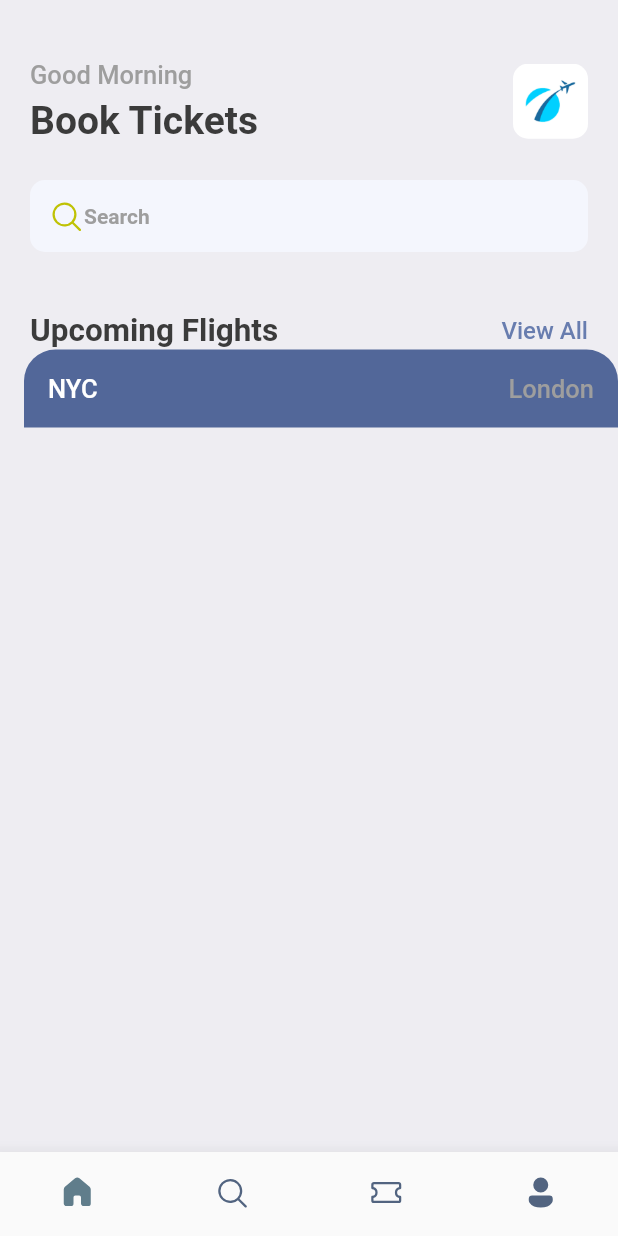
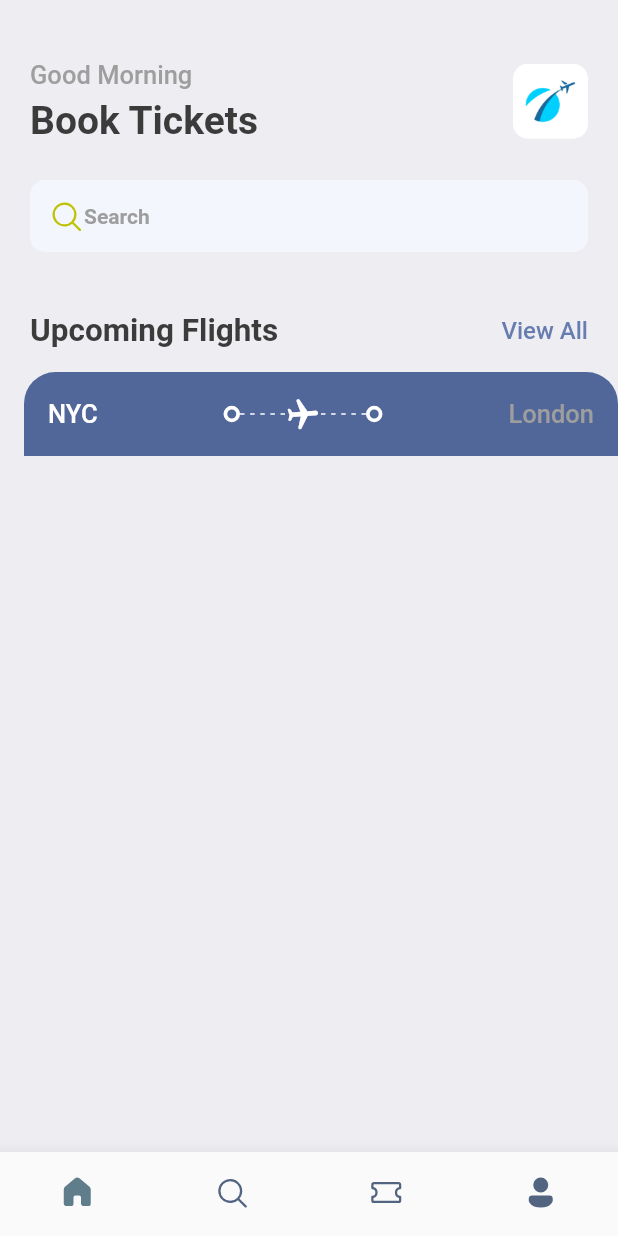
Before and after one commit to dadejecova/Booktickets, a Flutter app: the screen it shows after launch, on a phone screen of 412 x 824 dp. Run offline on Flutter 3.47's test engine with Material 2 defaults, Android fonts, the phone set to English and light mode, and no system bars; our stand-ins replace fluentui_icons, gap.

Commit message:
widgets
plane, dots, lines in the center

```diff
--- a/lib/screens/home_screen.dart
+++ b/lib/screens/home_screen.dart
@@ -81,6 +81,7 @@ class HomeScreen extends StatelessWidget {
               ],
             ),
           ),
+          const Gap(15),
           TicketView(),
         ],
       ),
--- a/lib/screens/tickets_views.dart
+++ b/lib/screens/tickets_views.dart
@@ -1,5 +1,6 @@
 import 'package:booktickets/utils/app_layout.dart';
 import 'package:booktickets/utils/app_styles.dart';
+import 'package:booktickets/widgets/thick_container.dart';
 import 'package:flutter/cupertino.dart';
 import 'package:flutter/material.dart';
 
@@ -17,9 +18,9 @@ class TicketView extends StatelessWidget {
         child: Column(
           children: [
             Container(
-              decoration: BoxDecoration(
-                color: const Color(0xFF526799),
-                borderRadius: const BorderRadius.only(topLeft: Radius.circular(21),
+              decoration: const BoxDecoration(
+                color: Color(0xFF526799),
+                borderRadius: BorderRadius.only(topLeft: Radius.circular(21),
                 topRight: Radius.circular(21))
               ),
               padding: const EdgeInsets.all(16),
@@ -28,7 +29,36 @@ class TicketView extends StatelessWidget {
                   Row(
                     children: [
                       Text("NYC", style: Styles.headLinesStyle3.copyWith(color: Colors.white)),
-                      const Spacer(),
+                      Expanded(child: Container()),
+                      ThickContainer(),
+                      Expanded(child: Stack(
+                        children: [
+                          SizedBox(
+                            height: 24,
+                            child: LayoutBuilder(
+
+                              builder: (BuildContext context, BoxConstraints constraints) {
+                                print("The width is ${constraints.constrainWidth()}");
+                                return Flex(
+                                  direction: Axis.horizontal,
+                                  mainAxisAlignment: MainAxisAlignment.spaceBetween,
+                                  mainAxisSize: MainAxisSize.max,
+                                  children: List.generate((constraints.constrainWidth()/6).floor(), (index) => SizedBox(
+
+                                    width: 3, height: 1, child: DecoratedBox(decoration: BoxDecoration(
+                                      color: Colors.white
+                                  ),),
+                                  )),
+                                );
+                              },
+                            ),
+                          ),
+                          Center(child: Transform.rotate(angle: 1.5, child: Icon(Icons.local_airport_rounded, color: Colors.white),)),
+                        ]
+                      )),
+
+                      ThickContainer(),
+                      Expanded(child: Container()),
                       Text("London", style: Styles.headLinesStyle3,),
                     ],
                   )
--- /dev/null
+++ b/lib/widgets/thick_container.dart
@@ -0,0 +1,17 @@
+import 'package:flutter/cupertino.dart';
+import 'package:flutter/material.dart';
+
+class ThickContainer extends StatelessWidget {
+  const ThickContainer({super.key});
+
+  @override
+  Widget build(BuildContext context) {
+    return Container(
+      padding: const EdgeInsets.all(3.0),
+      decoration: BoxDecoration(
+        borderRadius: BorderRadius.circular(20),
+        border: Border.all(width: 2.5, color: Colors.white),
+      ),
+    );
+  }
+}
```
